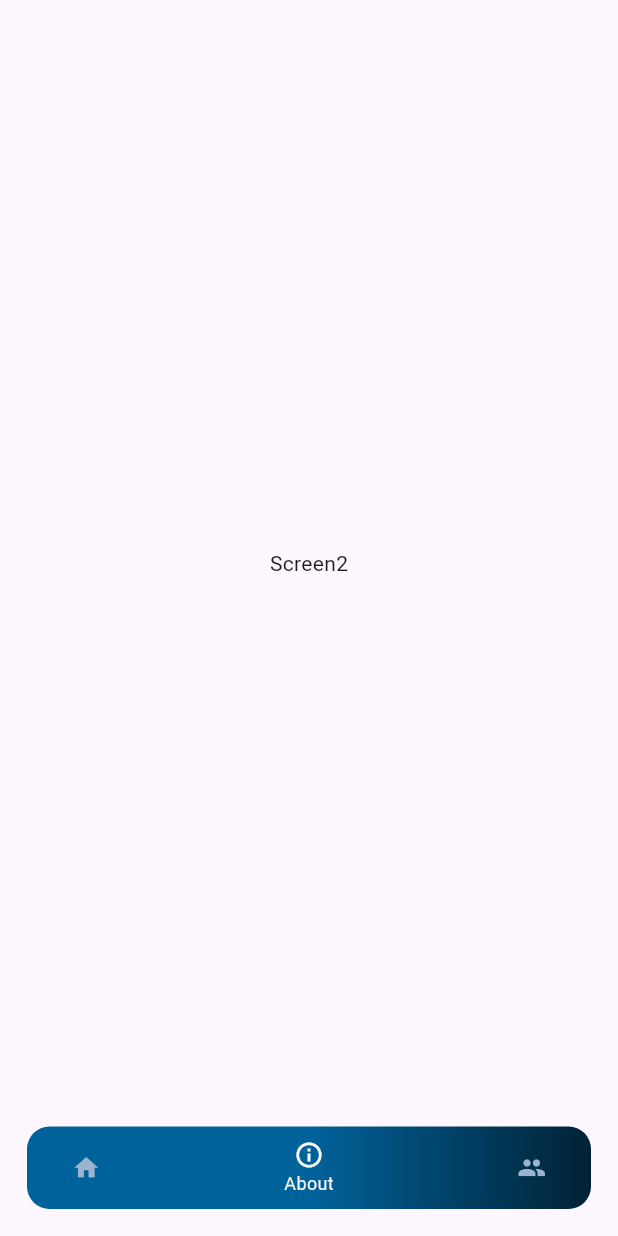
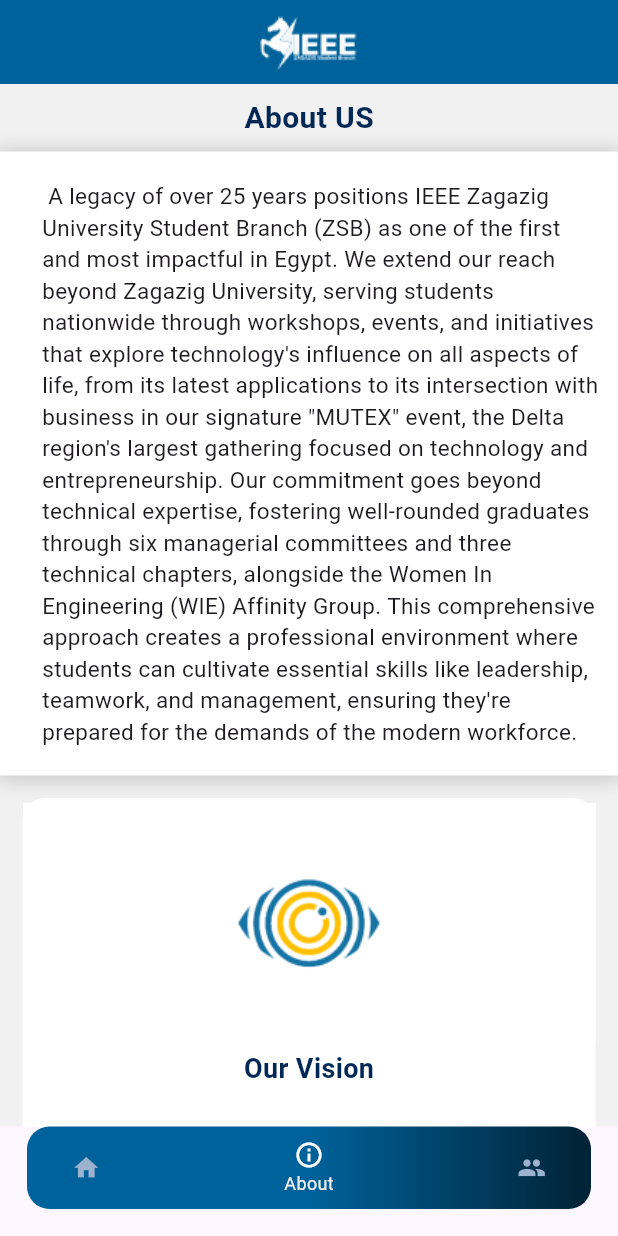
Before and after one commit to salahsaads/IeeeApp, a Flutter app: the screen it shows after launch, swiped to page 2, on a phone screen of 412 x 824 dp. Run offline on Flutter 3.47's test engine with Material 3 defaults, Android fonts, the light colour scheme and no system bars; our stand-ins replace device_preview, google_fonts; Roboto replaces fonts that are missing (Prociono).

Commit message:
AboutScreen

```diff
--- a/lib/Features/Nav/presntation/view/Nav.dart
+++ b/lib/Features/Nav/presntation/view/Nav.dart
@@ -1,5 +1,6 @@
 import 'package:flutter/material.dart';
 import 'package:google_fonts/google_fonts.dart';
+import 'package:ieee/Features/about/aboutScreen.dart';
 import 'package:ieee/core/AppColor/appcolor.dart';
 
 import 'widget/Nav_Widget.dart';
@@ -102,7 +103,7 @@
         },
         children: [
           Center(child: Text('Screen1')),
-          Center(child: Text('Screen2')),
+          AboutScreen(),
           Center(child: Text('Screen3'))
         ],
       ),
--- /dev/null
+++ b/lib/Features/about/aboutScreen.dart
@@ -0,0 +1,87 @@
+
+
+
+import 'package:flutter/material.dart';
+import 'package:google_fonts/google_fonts.dart';
+import 'package:ieee/core/AppColor/appcolor.dart';
+
+class AboutScreen extends StatelessWidget {
+  const AboutScreen({super.key});
+
+  @override
+  Widget build(BuildContext context) {
+    return Scaffold(
+      backgroundColor: AppColor.Color1,
+      appBar: AppBar(
+        backgroundColor: AppColor.mainColor1,
+        title: Container(
+          width: 71,
+          height: 40,
+          child: Image(image: AssetImage("assets/images/logoieee.png") ,
+          fit: BoxFit.cover,)),
+       centerTitle: true,),
+
+       body: ListView(children: [
+        Center(
+          child: Padding(
+            padding: const EdgeInsets.all(8.0),
+            child: Text("About US" ,
+            style:GoogleFonts.roboto(
+            textStyle: TextStyle(color: AppColor.SecColor ,
+            fontSize: 20 , fontWeight: FontWeight.bold),)),
+          ),
+        ),
+
+        Container(
+        width: double.infinity,
+        decoration: BoxDecoration(color: AppColor.Color2,
+        boxShadow: [
+        BoxShadow(color: Colors.grey.withOpacity(0.5),
+        offset: Offset(0, 1) , blurRadius: 10 , spreadRadius: 2)]),
+        child: Padding(
+          padding: const EdgeInsets.only(top: 19 , left: 28 , bottom: 19 , right: 10),
+          child: Text(
+            " A legacy of over 25 years positions IEEE Zagazig University Student Branch (ZSB) as one of the first and most impactful in Egypt. We extend our reach beyond Zagazig University, serving students nationwide through workshops, events, and initiatives that explore technology's influence on all aspects of life, from its latest applications to its intersection with business in our signature \"MUTEX\" event, the Delta region's largest gathering focused on technology and entrepreneurship. Our commitment goes beyond technical expertise, fostering well-rounded graduates through six managerial committees and three technical chapters, alongside the Women In Engineering (WIE) Affinity Group. This comprehensive approach creates a professional environment where students can cultivate essential skills like leadership, teamwork, and management, ensuring they're prepared for the demands of the modern workforce.",
+          maxLines: null,
+          overflow: TextOverflow.visible,
+          style: GoogleFonts.roboto(textStyle:
+          TextStyle(fontSize: 15 , fontWeight: FontWeight.w400)),),
+        ),),
+
+
+        Padding(
+          padding: const EdgeInsets.all(15),
+          child: Container(height: 383,
+          width: double.infinity,
+          decoration: BoxDecoration(color: AppColor.Color2 ,
+          borderRadius: BorderRadius.circular(15)),
+          child: Column(children: [
+            Container(height: 167.53,
+            width: double.infinity,
+            decoration: BoxDecoration(borderRadius: BorderRadius.circular(15)),
+            child: Center(child: Image(image: AssetImage("assets/images/vision 1.png"))),),
+
+            Text("Our Vision" ,
+            style: GoogleFonts.roboto(textStyle:
+            TextStyle(fontSize: 18 , color: AppColor.SecColor , fontWeight: FontWeight.w600)),),
+
+            Container(width: double.infinity,
+            height: 133,
+            child: Padding(
+              padding: const EdgeInsets.all(21),
+              child: Text("Lorem ipsum dolor sit amet, consectetur adipiscing elit. Nunc enim, porttitorLorem ipsum dolor sit amet, consectetur adipiscing elit. Nunc enim, porttitorLorem ipsum dolor sit amet, consectetur adipiscing elit. Nunc enim, porttitor",
+          maxLines: null,
+              overflow: TextOverflow.visible,
+              style: GoogleFonts.roboto(textStyle:
+              TextStyle(fontSize: 15 , color: AppColor.Textcolor ,
+               fontWeight: FontWeight.w400,
+
+                        )),),
+            ),)
+          ],),),
+
+        )
+
+       ],) ,);
+  }
+}
--- a/pubspec.yaml
+++ b/pubspec.yaml
@@ -61,9 +61,8 @@
   uses-material-design: true
 
   # To add assets to your application, add an assets section, like this:
-  # assets:
-  #   - images/a_dot_burr.jpeg
-  #   - images/a_dot_ham.jpeg
+  assets:
+     - assets/images/
 
   # An image asset can refer to one or more resolution-specific "variants", see
   # https://flutter.dev/assets-and-images/#resolution-aware
```
Also changed, not shown: assets/images/ieee.jpg (added), assets/images/logoieee.png (added), assets/images/vision 1.png (added), pubspec.lock.
